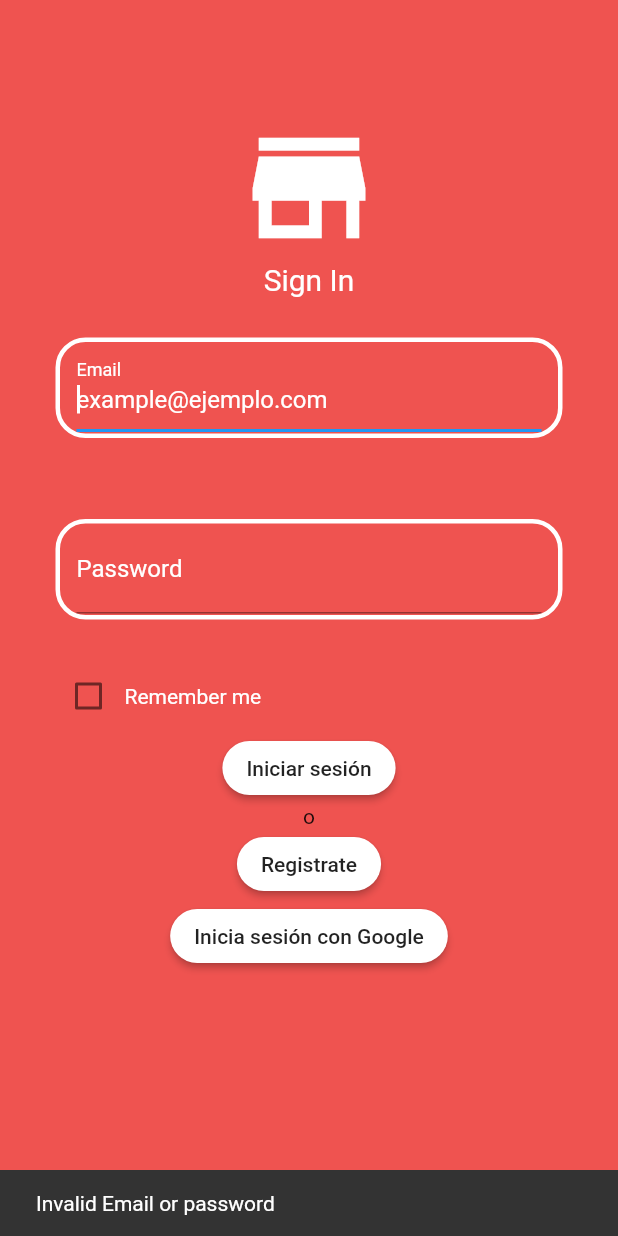
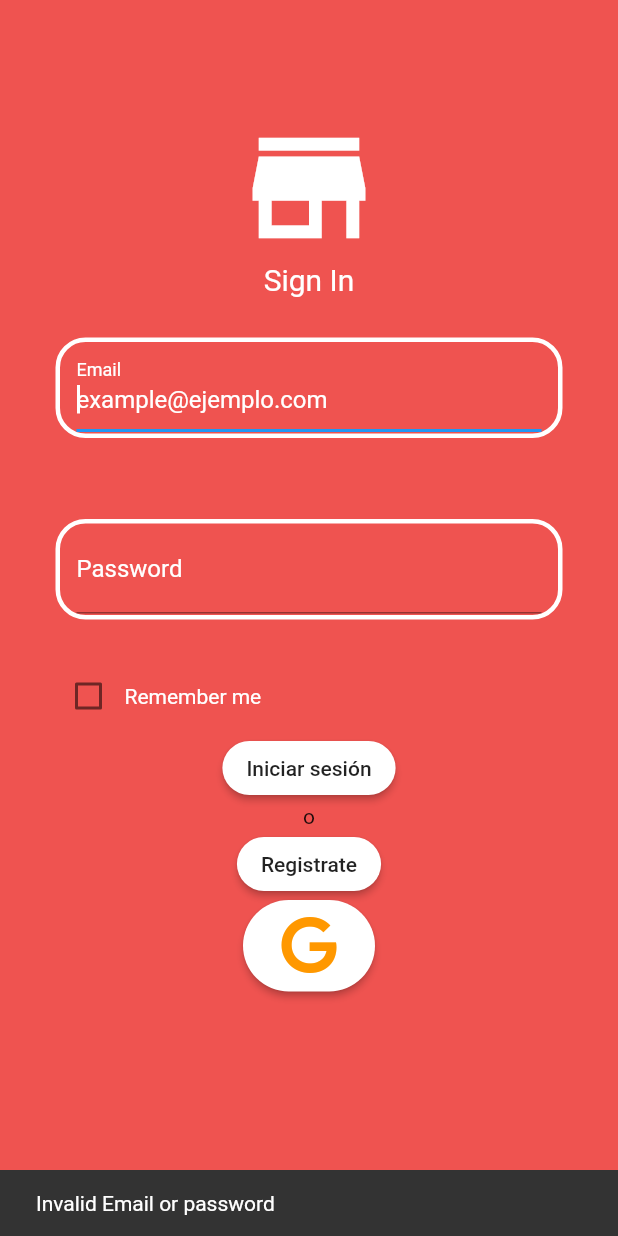
Before and after one commit to erodriguezf/proyecto_final, a Flutter app: the screen it shows after launch, after a tap on "Iniciar sesión", on a phone screen of 412 x 824 dp. Run offline on Flutter 3.47's test engine with Material 2 defaults, Android fonts, the phone set to English and light mode, and no system bars; our stand-ins replace cloud_firestore, firebase_auth, google_sign_in, shared_preferences, string_validator; accounts and stored records are empty.

Commit message:
Cambios en el botón de login con Google

```diff
--- a/lib/UI/login.dart
+++ b/lib/UI/login.dart
@@ -52,6 +52,22 @@ class Isloggedstate extends State {
   GoogleSignIn _googleSignIn = new GoogleSignIn();
   Widget build(BuildContext context) {
     //contextsc = context;
+    var raisedButton = RaisedButton(
+            shape:
+                RoundedRectangleBorder(borderRadius: BorderRadius.circular(40)),
+            color: Colors.white,
+            child: Text("G", style: TextStyle(
+              fontFamily: 'Product Sans',
+              fontSize: 50,
+              color: Colors.orange,
+              )
+              ),
+            onPressed: () {
+              googlelogin();
+              //Navigator.push(context,
+               //   MaterialPageRoute(builder: (context) => Registrar()));
+            },
+          );
     return SingleChildScrollView(
       child: Column(
         mainAxisAlignment: MainAxisAlignment.center,
@@ -150,17 +166,7 @@ class Isloggedstate extends State {
               Navigator.push(context,
                   MaterialPageRoute(builder: (context) => Registrar()));
             },
-          ),RaisedButton(
-            shape:
-                RoundedRectangleBorder(borderRadius: BorderRadius.circular(20)),
-            color: Colors.white,
-            child: Text("Inicia sesión con Google"),
-            onPressed: () {
-              googlelogin();
-              //Navigator.push(context,
-               //   MaterialPageRoute(builder: (context) => Registrar()));
-            },
-          ),
+          ),raisedButton,
         ],
       ),
     );
```
Also changed, not shown: pubspec.yaml (+8 -1 lines), fonts/Product-Sans-Bold.ttf (added).
